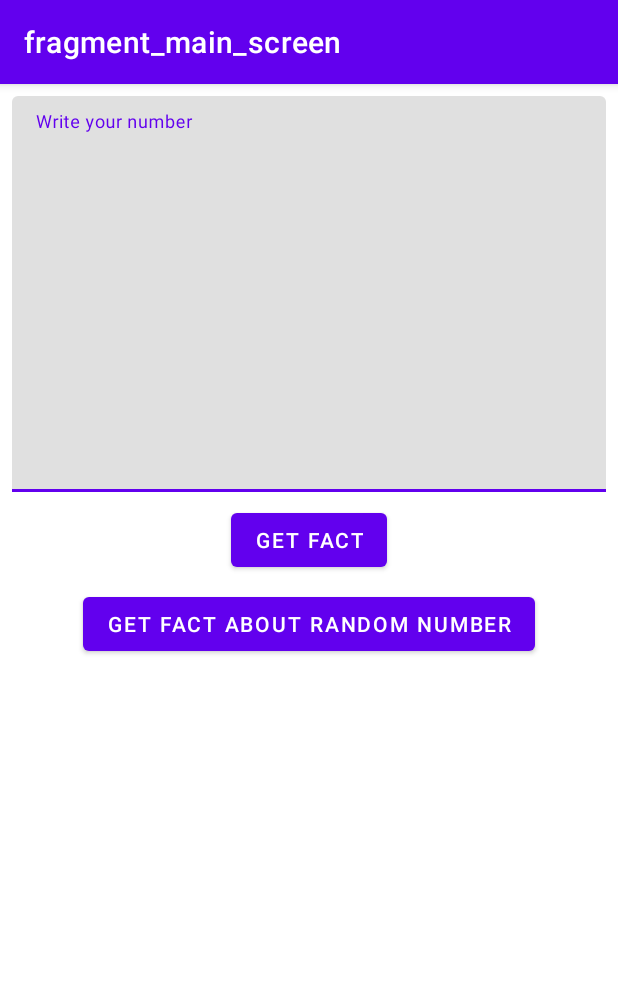
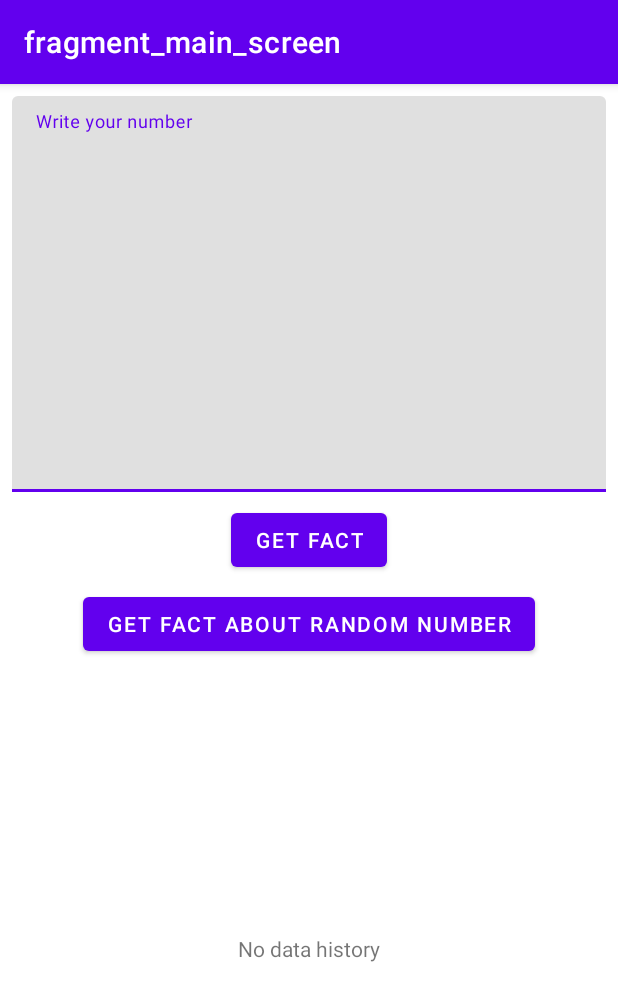
Before and after one commit to HryzhukKyrylo/TestTaskMornhous, an Android app: the screen it shows after launch (MainActivity), on a phone screen of 412 x 824 dp. Shown: the top 1001 px of the screen. Run offline under Robolectric (Android 15) with nearby library versions, the phone set to English and light mode, and no system bars; our stand-ins replace Room's generated code, navigation-ui.

Commit message:
show no data history

```diff
--- a/app/src/main/java/com/example/testtaskmornhouse/ui/mainscreen/MainScreenFragment.kt
+++ b/app/src/main/java/com/example/testtaskmornhouse/ui/mainscreen/MainScreenFragment.kt
@@ -4,6 +4,7 @@ import android.os.Bundle
 import android.view.LayoutInflater
 import android.view.View
 import android.view.ViewGroup
+import androidx.core.view.isVisible
 import androidx.fragment.app.Fragment
 import androidx.navigation.fragment.findNavController
 import androidx.recyclerview.widget.RecyclerView
@@ -60,10 +61,21 @@ class MainScreenFragment : Fragment() {
 
     private fun showListHistory(list: List<NumberModel>?) {
         if (list.isNullOrEmpty()) {
-            //todo show no data
+            showNoDataMessage()
         } else {
+            hideNoDataMessage()
             adapter.submitList(list)
         }
+    }
+
+    private fun hideNoDataMessage() {
+        binding.tvNoDataHistory.isVisible = false
+        binding.rvHistoryList.isVisible = true
+    }
+
+    private fun showNoDataMessage() {
+        binding.tvNoDataHistory.isVisible = true
+        binding.rvHistoryList.isVisible = false
     }
 
     private fun initClickListeners() {
--- a/app/src/main/res/layout/fragment_main_screen.xml
+++ b/app/src/main/res/layout/fragment_main_screen.xml
@@ -62,7 +62,20 @@
         app:layout_constraintEnd_toEndOf="parent"
         app:layout_constraintStart_toStartOf="parent"
         app:layout_constraintTop_toBottomOf="@id/verticalGuideLine"
-        tools:itemCount="10" />
+        tools:itemCount="10"
+        tools:listitem="@layout/item_number" />
+
+    <TextView
+        android:id="@+id/tvNoDataHistory"
+        android:layout_width="wrap_content"
+        android:layout_height="wrap_content"
+        android:text="No data history"
+        android:visibility="gone"
+        app:layout_constraintBottom_toBottomOf="@id/rvHistoryList"
+        app:layout_constraintEnd_toEndOf="@id/rvHistoryList"
+        app:layout_constraintStart_toStartOf="@id/rvHistoryList"
+        app:layout_constraintTop_toTopOf="@id/rvHistoryList"
+        tools:visibility="visible" />
 
 
 </androidx.constraintlayout.widget.ConstraintLayout>
```
